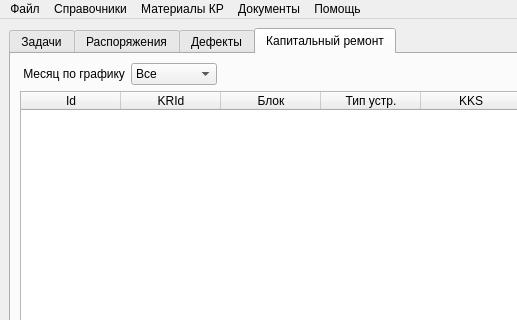
Old version of the form mainwindow.ui in the repository Balyaev-D-A/MFDB; both pictures show x 0 to 517 and y 0 to 320 of the 1235 by 677 pixel window.
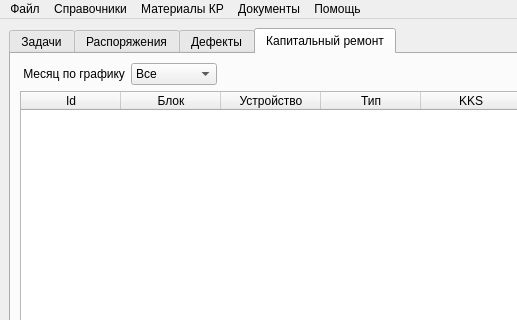
New version of the form. Icons and pictures are not drawn. Custom widgets are drawn as their Qt base class.

Diff of the .ui file:
```diff
--- a/mainwindow.ui
+++ b/mainwindow.ui
@@ -673,17 +673,27 @@
         <item>
          <layout class="QHBoxLayout" name="horizontalLayout_10">
           <item>
-           <widget class="QTableWidget" name="krTable">
+           <widget class="DefectsTable" name="krTable">
+            <property name="editTriggers">
+             <set>QAbstractItemView::NoEditTriggers</set>
+            </property>
+            <property name="selectionMode">
+             <enum>QAbstractItemView::SingleSelection</enum>
+            </property>
+            <property name="selectionBehavior">
+             <enum>QAbstractItemView::SelectRows</enum>
+            </property>
+            <property name="sortingEnabled">
+             <bool>true</bool>
+            </property>
+            <attribute name="verticalHeaderVisible">
+             <bool>false</bool>
+            </attribute>
             <column>
              <property name="text">
               <string>Id</string>
              </property>
             </column>
-            <column>
-             <property name="text">
-              <string>KRId</string>
-             </property>
-            </column>
             <column>
              <property name="text">
               <string>Блок</string>
@@ -691,7 +701,12 @@
             </column>
             <column>
              <property name="text">
-              <string>Тип устр.</string>
+              <string>Устройство</string>
+             </property>
+            </column>
+            <column>
+             <property name="text">
+              <string>Тип</string>
              </property>
             </column>
             <column>
```
Left out of the diff: 2 changed lines with no effect on the pictures.
